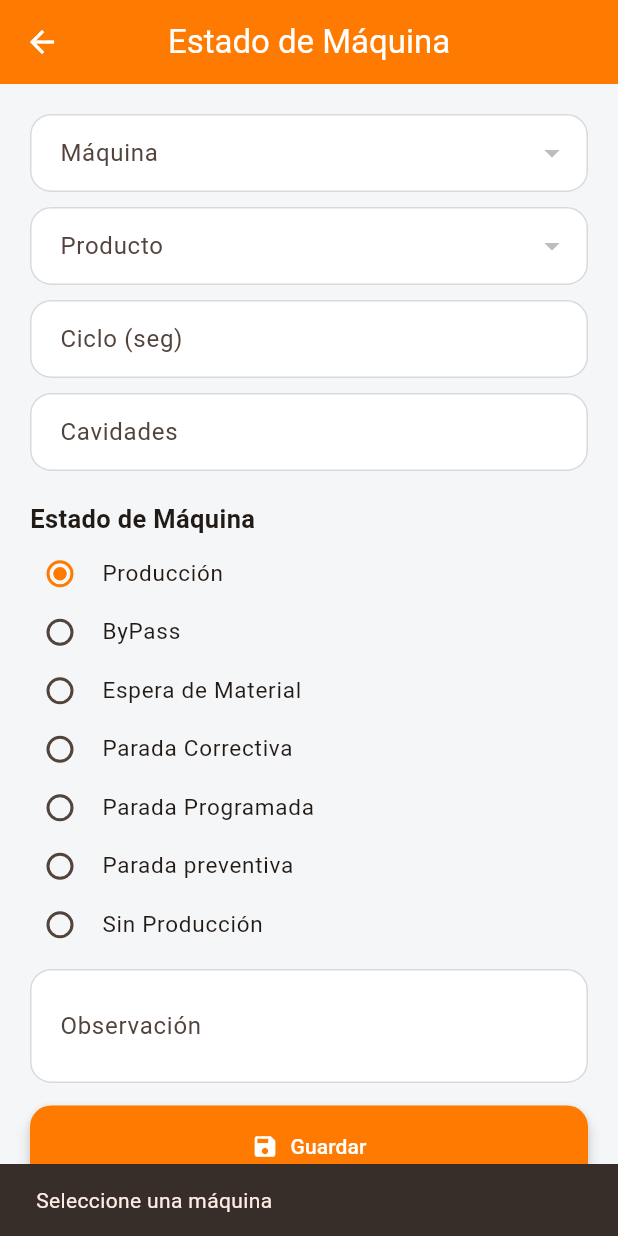
After one commit to Chucho789/produccion_preforsa, a Flutter app: the EstadoMaquinaPage screen opened directly, after a tap on "Guardar", on a phone screen of 412 x 824 dp. The commit adds this screen. Run offline on Flutter 3.47's test engine with Material 3 defaults, Android fonts, the phone set to English and light mode, and no system bars; our stand-ins replace supabase_flutter; accounts and stored records are empty.

Commit message:
añadiendo estado de maquinas

```diff
--- /dev/null
+++ b/lib/screens/graficos/estado_maquina_page.dart
@@ -0,0 +1,358 @@
+import 'package:flutter/material.dart';
+import 'package:supabase_flutter/supabase_flutter.dart';
+
+class EstadoMaquinaPage extends StatefulWidget {
+  const EstadoMaquinaPage({super.key});
+
+  @override
+  State<EstadoMaquinaPage> createState() => _EstadoMaquinaPageState();
+}
+
+class _EstadoMaquinaPageState extends State<EstadoMaquinaPage> {
+
+  final supabase = Supabase.instance.client;
+
+  List maquinas = [];
+  List productos = [];
+
+  int? maquinaSeleccionada;
+  int? productoSeleccionado;
+
+  final cicloController = TextEditingController();
+  final cavidadesController = TextEditingController();
+  final observacionController = TextEditingController();
+
+  String estado = "Producción";
+
+  bool cargando = true;
+
+  @override
+  void initState() {
+    super.initState();
+    cargarMaquinas();
+  }
+
+  Future<void> cargarMaquinas() async {
+
+    final data = await supabase
+        .from("maquinas")
+        .select("id,nombre")
+        .order("nombre");
+
+    setState(() {
+      maquinas = data;
+      cargando = false;
+    });
+
+  }
+
+  Future<void> cargarProductos() async {
+
+    if(maquinaSeleccionada == null) return;
+
+    final data = await supabase
+        .from("maquina_productos")
+        .select("""
+          producto_id,
+          productos(
+            id,
+            nombre,
+            peso
+          )
+        """)
+        .eq("maquina_id", maquinaSeleccionada!);
+
+    setState(() {
+      productos = data;
+      productoSeleccionado = null;
+    });
+
+  }
+
+  @override
+  Widget build(BuildContext context) {
+    bool validarDatos() {
+
+  if (maquinaSeleccionada == null) {
+    ScaffoldMessenger.of(context).showSnackBar(
+      const SnackBar(content: Text("Seleccione una máquina")),
+    );
+    return false;
+  }
+
+  if (productoSeleccionado == null) {
+    ScaffoldMessenger.of(context).showSnackBar(
+      const SnackBar(content: Text("Seleccione un producto")),
+    );
+    return false;
+  }
+
+  if (cicloController.text.isEmpty) {
+    ScaffoldMessenger.of(context).showSnackBar(
+      const SnackBar(content: Text("Ingrese el ciclo")),
+    );
+    return false;
+  }
+
+  if (cavidadesController.text.isEmpty) {
+    ScaffoldMessenger.of(context).showSnackBar(
+      const SnackBar(content: Text("Ingrese las cavidades")),
+    );
+    return false;
+  }
+
+  return true;
+}
+
+int obtenerTurno() {
+
+  final hora = DateTime.now().hour;
+
+  if (hora >= 7 && hora < 15) {
+    return 1;
+  }
+
+  if (hora >= 15 && hora < 23) {
+    return 2;
+  }
+
+  return 3;
+}
+
+Future<Map<String, dynamic>?> buscarRegistroExistente() async {
+
+  final hoy = DateTime.now().toIso8601String().substring(0,10);
+
+  final data = await supabase
+      .from("estado_maquinas")
+      .select()
+      .eq("maquina_id", maquinaSeleccionada!)
+      .eq("fecha", hoy)
+      .eq("turno", obtenerTurno())
+      .maybeSingle();
+
+  return data;
+}
+
+String obtenerUsuario() {
+  final user = supabase.auth.currentUser;
+  return user?.userMetadata?["nombre"] ??
+      user?.email ??
+      "Usuario";
+}
+
+Future<void> guardarEstado() async {
+  if (!validarDatos()) return;
+  final existente = await buscarRegistroExistente();
+  try {
+if (existente != null) {
+  final actualizar = await showDialog<bool>(
+
+    context: context,
+    builder: (_) {
+      return AlertDialog(
+        title: const Text("Registro existente"),
+        content: const Text(
+          "Ya existe un registro para esta máquina en este turno.\n\n¿Desea actualizarlo?",
+        ),
+        actions: [
+          TextButton(
+            onPressed: () => Navigator.pop(context,false),
+            child: const Text("Cancelar"),
+          ),
+          ElevatedButton(
+            onPressed: () => Navigator.pop(context,true),
+            child: const Text("Actualizar"),
+          ),
+        ],
+      );
+    },
+  );
+  if(actualizar != true){
+    return;
+  }
+  await supabase
+      .from("estado_maquinas")
+      .update({
+        "producto_id": productoSeleccionado,
+        "ciclo": double.parse(cicloController.text),
+        "cavidades": int.parse(cavidadesController.text),
+        "estado": estado,
+        "observacion": observacionController.text,
+      })
+      .eq("id", existente["id"]);
+} else {
+  await supabase.from("estado_maquinas").insert({
+      "maquina_id": maquinaSeleccionada,
+      "producto_id": productoSeleccionado,
+      "usuario_id": supabase.auth.currentUser!.id,
+      "registrado_por": obtenerUsuario(),
+      "fecha": DateTime.now().toIso8601String().substring(0,10),
+      "turno": obtenerTurno(),
+      "ciclo": double.parse(cicloController.text),
+      "cavidades": int.parse(cavidadesController.text),
+      "estado": estado,
+      "observacion": observacionController.text,
+    });
+}
+    if(!mounted) return;
+    ScaffoldMessenger.of(context).showSnackBar(
+      const SnackBar(
+        content: Text("Estado registrado correctamente"),
+      ),
+    );
+    cicloController.clear();
+    cavidadesController.clear();
+    observacionController.clear();
+    setState(() {
+      maquinaSeleccionada = null;
+      productoSeleccionado = null;
+      productos.clear();
+      estado = "Producción";
+
+    });
+
+  } catch(e){
+
+    if(!mounted) return;
+    ScaffoldMessenger.of(context).showSnackBar(
+      SnackBar(
+        content: Text(e.toString()),
+      ),
+    );
+  }
+}
+
+    if(cargando){
+      return const Scaffold(
+        body: Center(
+          child: CircularProgressIndicator(),
+        ),
+      );
+    }
+    return Scaffold(
+      appBar: AppBar(
+        title: const Text("Estado de Máquina"),
+      ),
+      body: ListView(
+        padding: const EdgeInsets.all(20),
+        children: [
+          DropdownButtonFormField<int>(
+            decoration: const InputDecoration(
+              labelText: "Máquina",
+              border: OutlineInputBorder(),
+            ),
+            value: maquinaSeleccionada,
+            items: maquinas.map((m){
+              return DropdownMenuItem(
+                value: m["id"] as int,
+                child: Text(m["nombre"]),
+              );
+            }).toList(),
+            onChanged: (value){
+              maquinaSeleccionada = value;
+              cargarProductos();
+            },
+          ),
+          const SizedBox(height:10),
+          /// Producto
+          DropdownButtonFormField<int>(
+            decoration: const InputDecoration(
+              labelText: "Producto",
+              border: OutlineInputBorder(),
+            ),
+            value: productoSeleccionado,
+            items: productos.map((p){
+              final producto = p["productos"];
+              return DropdownMenuItem(
+                value: producto["id"] as int,
+                child: Text(producto["nombre"]),
+              );
+            }).toList(),
+            onChanged: (value){
+              setState(() {
+                productoSeleccionado = value;
+              });
+            },
+          ),
+          const SizedBox(height:10),
+          TextField(
+            controller: cicloController,
+            keyboardType: TextInputType.number,
+            decoration: const InputDecoration(
+              labelText: "Ciclo (seg)",
+              border: OutlineInputBorder(),
+            ),
+          ),
+          const SizedBox(height:10),
+          TextField(
+            controller: cavidadesController,
+            keyboardType: TextInputType.number,
+            decoration: const InputDecoration(
+              labelText: "Cavidades",
+              border: OutlineInputBorder(),
+            ),
+          ),
+          const SizedBox(height:20),
+          const Text(
+            "Estado de Máquina",
+            style: TextStyle(
+              fontWeight: FontWeight.bold,
+              fontSize:17,
+            ),
+          ),
+          const SizedBox(height:5),
+          ...[
+            "Producción",
+            "ByPass",
+            "Espera de Material",
+            "Parada Correctiva",
+            "Parada Programada",
+            "Parada preventiva",
+            "Sin Producción",
+          ].map((e){
+
+  return RadioListTile<String>(
+    value: e,
+    groupValue: estado,
+    dense: true,
+    visualDensity: const VisualDensity(
+      horizontal: -4,
+      vertical: -4,
+    ),
+    contentPadding: EdgeInsets.zero,
+    title: Text(e,
+      style: const TextStyle(
+        fontSize: 15,
+      ),
+    ),
+    onChanged: (v){
+      setState(() {
+        estado = v!;
+      });
+    },
+  );
+}),
+const SizedBox(height:10),
+          TextField(
+            controller: observacionController,
+            maxLines:2,
+            decoration: const InputDecoration(
+              labelText: "Observación",
+              border: OutlineInputBorder(),
+            ),
+          ),
+          const SizedBox(height:15),
+          SizedBox(
+            height:55,
+            child: ElevatedButton.icon(
+              icon: const Icon(Icons.save),
+              label: const Text("Guardar"),
+              onPressed: guardarEstado,
+            ),
+          ),
+        ],
+      ),
+    );
+  }
+}
```
Also changed, not shown: lib/screens/checklist/checklist_form_page.dart (+9 -25 lines), lib/screens/graficos/graficos_page.dart (deleted, +0 -242 lines), lib/screens/home/home_page.dart (+5 -5 lines).
